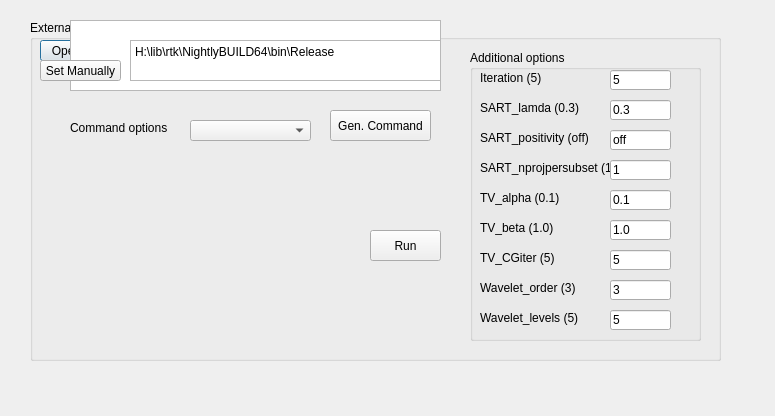
First picture: the form in DlgExternalCommand.ui, repository theday79/cbctrecon, before the edit.
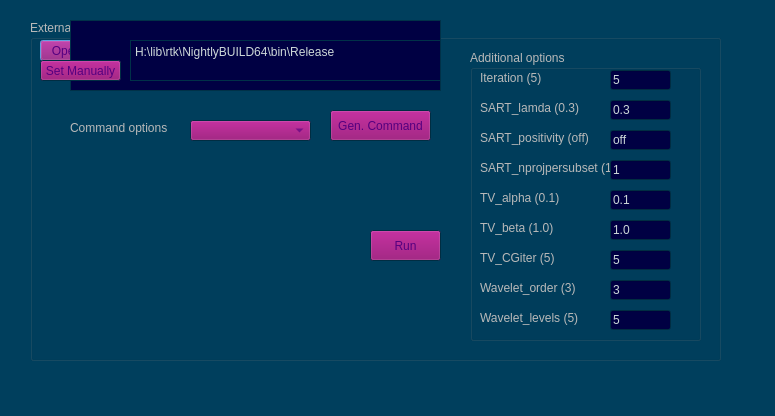
Second picture: the form after the edit.

Commit message: Addition of fast WEPL calculation method for many points + UI update

Patch:
```diff
--- a/DlgExternalCommand.ui
+++ b/DlgExternalCommand.ui
@@ -10,6 +10,448 @@
     <height>416</height>
    </rect>
   </property>
+   <property name="palette">
+     <palette>
+       <active>
+         <colorrole role="WindowText">
+           <brush brushstyle="SolidPattern">
+             <color alpha="255">
+               <red>185</red>
+               <green>185</green>
+               <blue>185</blue>
+             </color>
+           </brush>
+         </colorrole>
+         <colorrole role="Button">
+           <brush brushstyle="SolidPattern">
+             <color alpha="255">
+               <red>140</red>
+               <green>0</green>
+               <blue>105</blue>
+             </color>
+           </brush>
+         </colorrole>
+         <colorrole role="Light">
+           <brush brushstyle="SolidPattern">
+             <color alpha="255">
+               <red>0</red>
+               <green>255</green>
+               <blue>0</blue>
+             </color>
+           </brush>
+         </colorrole>
+         <colorrole role="Midlight">
+           <brush brushstyle="SolidPattern">
+             <color alpha="255">
+               <red>0</red>
+               <green>170</green>
+               <blue>0</blue>
+             </color>
+           </brush>
+         </colorrole>
+         <colorrole role="Dark">
+           <brush brushstyle="SolidPattern">
+             <color alpha="255">
+               <red>0</red>
+               <green>85</green>
+               <blue>127</blue>
+             </color>
+           </brush>
+         </colorrole>
+         <colorrole role="Text">
+           <brush brushstyle="SolidPattern">
+             <color alpha="255">
+               <red>205</red>
+               <green>216</green>
+               <blue>216</blue>
+             </color>
+           </brush>
+         </colorrole>
+         <colorrole role="BrightText">
+           <brush brushstyle="SolidPattern">
+             <color alpha="255">
+               <red>0</red>
+               <green>255</green>
+               <blue>0</blue>
+             </color>
+           </brush>
+         </colorrole>
+         <colorrole role="ButtonText">
+           <brush brushstyle="SolidPattern">
+             <color alpha="255">
+               <red>85</red>
+               <green>0</green>
+               <blue>127</blue>
+             </color>
+           </brush>
+         </colorrole>
+         <colorrole role="Base">
+           <brush brushstyle="SolidPattern">
+             <color alpha="255">
+               <red>0</red>
+               <green>0</green>
+               <blue>67</blue>
+             </color>
+           </brush>
+         </colorrole>
+         <colorrole role="Window">
+           <brush brushstyle="SolidPattern">
+             <color alpha="255">
+               <red>0</red>
+               <green>63</green>
+               <blue>93</blue>
+             </color>
+           </brush>
+         </colorrole>
+         <colorrole role="Shadow">
+           <brush brushstyle="SolidPattern">
+             <color alpha="255">
+               <red>0</red>
+               <green>0</green>
+               <blue>0</blue>
+             </color>
+           </brush>
+         </colorrole>
+         <colorrole role="Highlight">
+           <brush brushstyle="SolidPattern">
+             <color alpha="255">
+               <red>51</red>
+               <green>153</green>
+               <blue>255</blue>
+             </color>
+           </brush>
+         </colorrole>
+         <colorrole role="HighlightedText">
+           <brush brushstyle="SolidPattern">
+             <color alpha="255">
+               <red>255</red>
+               <green>255</green>
+               <blue>255</blue>
+             </color>
+           </brush>
+         </colorrole>
+         <colorrole role="AlternateBase">
+           <brush brushstyle="SolidPattern">
+             <color alpha="255">
+               <red>0</red>
+               <green>0</green>
+               <blue>127</blue>
+             </color>
+           </brush>
+         </colorrole>
+         <colorrole role="NoRole">
+           <brush brushstyle="SolidPattern">
+             <color alpha="255">
+               <red>170</red>
+               <green>85</green>
+               <blue>127</blue>
+             </color>
+           </brush>
+         </colorrole>
+         <colorrole role="ToolTipBase">
+           <brush brushstyle="SolidPattern">
+             <color alpha="255">
+               <red>170</red>
+               <green>0</green>
+               <blue>127</blue>
+             </color>
+           </brush>
+         </colorrole>
+       </active>
+       <inactive>
+         <colorrole role="WindowText">
+           <brush brushstyle="SolidPattern">
+             <color alpha="255">
+               <red>185</red>
+               <green>185</green>
+               <blue>185</blue>
+             </color>
+           </brush>
+         </colorrole>
+         <colorrole role="Button">
+           <brush brushstyle="SolidPattern">
+             <color alpha="255">
+               <red>140</red>
+               <green>0</green>
+               <blue>105</blue>
+             </color>
+           </brush>
+         </colorrole>
+         <colorrole role="Light">
+           <brush brushstyle="SolidPattern">
+             <color alpha="255">
+               <red>0</red>
+               <green>255</green>
+               <blue>0</blue>
+             </color>
+           </brush>
+         </colorrole>
+         <colorrole role="Midlight">
+           <brush brushstyle="SolidPattern">
+             <color alpha="255">
+               <red>0</red>
+               <green>170</green>
+               <blue>0</blue>
+             </color>
+           </brush>
+         </colorrole>
+         <colorrole role="Dark">
+           <brush brushstyle="SolidPattern">
+             <color alpha="255">
+               <red>0</red>
+               <green>85</green>
+               <blue>127</blue>
+             </color>
+           </brush>
+         </colorrole>
+         <colorrole role="Text">
+           <brush brushstyle="SolidPattern">
+             <color alpha="255">
+               <red>205</red>
+               <green>216</green>
+               <blue>216</blue>
+             </color>
+           </brush>
+         </colorrole>
+         <colorrole role="BrightText">
+           <brush brushstyle="SolidPattern">
+             <color alpha="255">
+               <red>0</red>
+               <green>255</green>
+               <blue>0</blue>
+             </color>
+           </brush>
+         </colorrole>
+         <colorrole role="ButtonText">
+           <brush brushstyle="SolidPattern">
+             <color alpha="255">
+               <red>85</red>
+               <green>0</green>
+               <blue>127</blue>
+             </color>
+           </brush>
+         </colorrole>
+         <colorrole role="Base">
+           <brush brushstyle="SolidPattern">
+             <color alpha="255">
+               <red>0</red>
+               <green>0</green>
+               <blue>67</blue>
+             </color>
+           </brush>
+         </colorrole>
+         <colorrole role="Window">
+           <brush brushstyle="SolidPattern">
+             <color alpha="255">
+               <red>0</red>
+               <green>63</green>
+               <blue>93</blue>
+             </color>
+           </brush>
+         </colorrole>
+         <colorrole role="Shadow">
+           <brush brushstyle="SolidPattern">
+             <color alpha="255">
+               <red>0</red>
+               <green>0</green>
+               <blue>0</blue>
+             </color>
+           </brush>
+         </colorrole>
+         <colorrole role="Highlight">
+           <brush brushstyle="SolidPattern">
+             <color alpha="255">
+               <red>85</red>
+               <green>170</green>
+               <blue>255</blue>
+             </color>
+           </brush>
+         </colorrole>
+         <colorrole role="HighlightedText">
+           <brush brushstyle="SolidPattern">
+             <color alpha="255">
+               <red>85</red>
+               <green>85</green>
+               <blue>127</blue>
+             </color>
+           </brush>
+         </colorrole>
+         <colorrole role="AlternateBase">
+           <brush brushstyle="SolidPattern">
+             <color alpha="255">
+               <red>0</red>
+               <green>0</green>
+               <blue>127</blue>
+             </color>
+           </brush>
+         </colorrole>
+         <colorrole role="NoRole">
+           <brush brushstyle="SolidPattern">
+             <color alpha="255">
+               <red>170</red>
+               <green>85</green>
+               <blue>127</blue>
+             </color>
+           </brush>
+         </colorrole>
+         <colorrole role="ToolTipBase">
+           <brush brushstyle="SolidPattern">
+             <color alpha="255">
+               <red>170</red>
+               <green>0</green>
+               <blue>127</blue>
+             </color>
+           </brush>
+         </colorrole>
+       </inactive>
+       <disabled>
+         <colorrole role="WindowText">
+           <brush brushstyle="SolidPattern">
+             <color alpha="255">
+               <red>0</red>
+               <green>104</green>
+               <blue>153</blue>
+             </color>
+           </brush>
+         </colorrole>
+         <colorrole role="Button">
+           <brush brushstyle="SolidPattern">
+             <color alpha="255">
+               <red>140</red>
+               <green>0</green>
+               <blue>105</blue>
+             </color>
+           </brush>
+         </colorrole>
+         <colorrole role="Light">
+           <brush brushstyle="SolidPattern">
+             <color alpha="255">
+               <red>0</red>
+               <green>255</green>
+               <blue>0</blue>
+             </color>
+           </brush>
+         </colorrole>
+         <colorrole role="Midlight">
+           <brush brushstyle="SolidPattern">
+             <color alpha="255">
+               <red>0</red>
+               <green>170</green>
+               <blue>0</blue>
+             </color>
+           </brush>
+         </colorrole>
+         <colorrole role="Dark">
+           <brush brushstyle="SolidPattern">
+             <color alpha="255">
+               <red>0</red>
+               <green>85</green>
+               <blue>127</blue>
+             </color>
+           </brush>
+         </colorrole>
+         <colorrole role="Text">
+           <brush brushstyle="SolidPattern">
+             <color alpha="255">
+               <red>0</red>
+               <green>104</green>
+               <blue>153</blue>
+             </color>
+           </brush>
+         </colorrole>
+         <colorrole role="BrightText">
+           <brush brushstyle="SolidPattern">
+             <color alpha="255">
+               <red>0</red>
+               <green>255</green>
+               <blue>0</blue>
+             </color>
+           </brush>
+         </colorrole>
+         <colorrole role="ButtonText">
+           <brush brushstyle="SolidPattern">
+             <color alpha="255">
+               <red>0</red>
+               <green>85</green>
+               <blue>127</blue>
+             </color>
+           </brush>
+         </colorrole>
+         <colorrole role="Base">
+           <brush brushstyle="SolidPattern">
+             <color alpha="255">
+               <red>0</red>
+               <green>63</green>
+               <blue>93</blue>
+             </color>
+           </brush>
+         </colorrole>
+         <colorrole role="Window">
+           <brush brushstyle="SolidPattern">
+             <color alpha="255">
+               <red>0</red>
+               <green>63</green>
+               <blue>93</blue>
+             </color>
+           </brush>
+         </colorrole>
+         <colorrole role="Shadow">
+           <brush brushstyle="SolidPattern">
+             <color alpha="255">
+               <red>0</red>
+               <green>0</green>
+               <blue>0</blue>
+             </color>
+           </brush>
+         </colorrole>
+         <colorrole role="Highlight">
+           <brush brushstyle="SolidPattern">
+             <color alpha="255">
+               <red>51</red>
+               <green>153</green>
+               <blue>255</blue>
+             </color>
+           </brush>
+         </colorrole>
+         <colorrole role="HighlightedText">
+           <brush brushstyle="SolidPattern">
+             <color alpha="255">
+               <red>255</red>
+               <green>255</green>
+               <blue>255</blue>
+             </color>
+           </brush>
+         </colorrole>
+         <colorrole role="AlternateBase">
+           <brush brushstyle="SolidPattern">
+             <color alpha="255">
+               <red>0</red>
+               <green>0</green>
+               <blue>127</blue>
+             </color>
+           </brush>
+         </colorrole>
+         <colorrole role="NoRole">
+           <brush brushstyle="SolidPattern">
+             <color alpha="255">
+               <red>170</red>
+               <green>85</green>
+               <blue>127</blue>
+             </color>
+           </brush>
+         </colorrole>
+         <colorrole role="ToolTipBase">
+           <brush brushstyle="SolidPattern">
+             <color alpha="255">
+               <red>170</red>
+               <green>0</green>
+               <blue>127</blue>
+             </color>
+           </brush>
+         </colorrole>
+       </disabled>
+     </palette>
+   </property>
   <property name="windowTitle">
    <string>Dialog</string>
   </property>
```
The commit also changes 5 other files.
